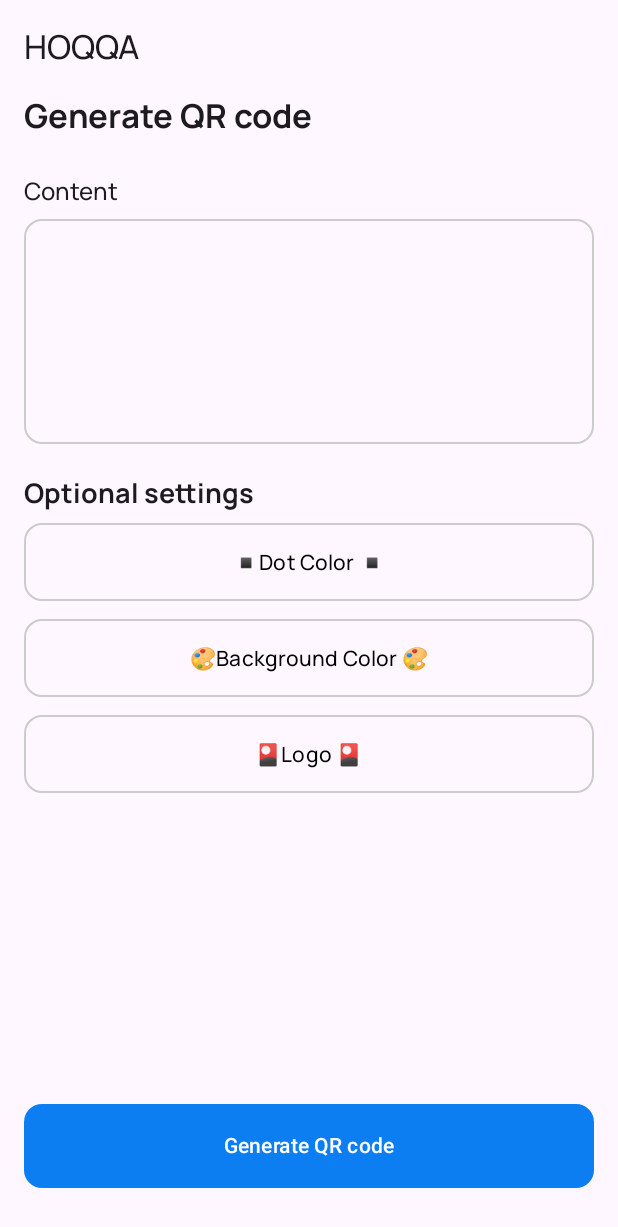
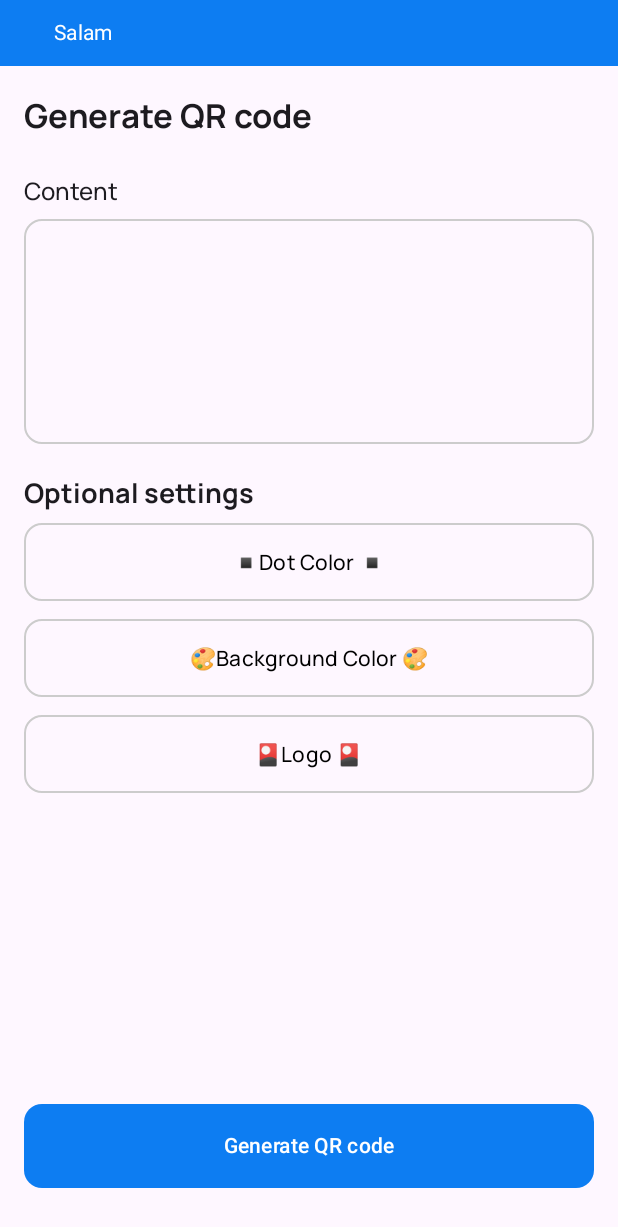
Before and after one commit to zaminalirustemov/HoqqaQR, an Android app built with Jetpack Compose: the screen it shows after launch (MainActivity), after a tap on "Generate QR code", on a phone screen of 412 x 824 dp. Shown: the top 1227 px of the screen. Run offline under Robolectric (Android 15) with nearby library versions, the phone set to English and light mode, and no system bars.

Commit message:
Added Snackbar component

```diff
--- /dev/null
+++ b/app/src/main/java/az/lahza/hoqqaqr/ui/components/snack/SnackComponents.kt
@@ -0,0 +1,112 @@
+package az.lahza.hoqqaqr.ui.components.snack
+
+import androidx.compose.animation.AnimatedVisibility
+import androidx.compose.animation.EnterTransition
+import androidx.compose.animation.ExitTransition
+import androidx.compose.animation.animateContentSize
+import androidx.compose.animation.core.tween
+import androidx.compose.animation.expandVertically
+import androidx.compose.animation.shrinkVertically
+import androidx.compose.foundation.layout.Arrangement
+import androidx.compose.foundation.layout.Box
+import androidx.compose.foundation.layout.Row
+import androidx.compose.foundation.layout.fillMaxSize
+import androidx.compose.foundation.layout.fillMaxWidth
+import androidx.compose.foundation.layout.padding
+import androidx.compose.material3.MaterialTheme
+import androidx.compose.material3.Surface
+import androidx.compose.material3.Text
+import androidx.compose.runtime.Composable
+import androidx.compose.runtime.LaunchedEffect
+import androidx.compose.runtime.collectAsState
+import androidx.compose.runtime.getValue
+import androidx.compose.ui.Alignment
+import androidx.compose.ui.Modifier
+import androidx.compose.ui.graphics.Color
+import androidx.compose.ui.graphics.RectangleShape
+import androidx.compose.ui.platform.testTag
+import androidx.compose.ui.text.style.TextOverflow
+import androidx.compose.ui.unit.Dp
+import androidx.compose.ui.unit.dp
+import az.lahza.hoqqaqr.ui.state.SnackState
+import kotlinx.coroutines.delay
+
+
+@Composable
+fun HoqqaSnack(
+    state: SnackState,
+    duration: Long = 3000L,
+    containerColor: Color = Color(0xFF0D7DF2),
+    contentColor: Color = Color.White,
+    verticalPadding: Dp = 12.dp,
+    horizontalPadding: Dp = 12.dp,
+    enterAnimation: EnterTransition = expandVertically(
+        animationSpec = tween(delayMillis = 300),
+        expandFrom = Alignment.Top
+    ),
+    exitAnimation: ExitTransition = shrinkVertically(
+        animationSpec = tween(delayMillis = 300),
+        shrinkTowards = Alignment.Top
+    )
+) {
+    val showSnack by state.showSnack.collectAsState()
+    if (showSnack) {
+        LaunchedEffect(key1 = state) {
+            delay(duration)
+            state.hideSnack()
+        }
+    }
+
+    Box(modifier = Modifier.fillMaxSize()) {
+        AnimatedVisibility(
+            visible = state.isNotEmpty() && showSnack,
+            enter = enterAnimation,
+            exit = exitAnimation
+        ) {
+            Snack(
+                message = state.message.value,
+                containerColor = containerColor,
+                contentColor = contentColor,
+                verticalPadding = verticalPadding,
+                horizontalPadding = horizontalPadding
+            )
+        }
+    }
+}
+
+
+@Composable
+fun Snack(
+    message: String?,
+    containerColor: Color,
+    contentColor: Color,
+    verticalPadding: Dp,
+    horizontalPadding: Dp
+) {
+    Surface(
+        modifier = Modifier
+            .fillMaxWidth()
+            .animateContentSize(),
+        color = containerColor,
+        shape = RectangleShape
+    ) {
+        Row(
+            modifier = Modifier
+                .padding(all = verticalPadding)
+                .padding(horizontal = horizontalPadding),
+            verticalAlignment = Alignment.CenterVertically,
+            horizontalArrangement = Arrangement.Start
+        ) {
+            Text(
+                text = message ?: "???",
+                color = contentColor,
+                style = MaterialTheme.typography.bodyMedium,
+                modifier = Modifier
+                    .weight(1f)
+                    .padding(start = 12.dp),
+                overflow = TextOverflow.Ellipsis,
+                maxLines = 1
+            )
+        }
+    }
+}
--- /dev/null
+++ b/app/src/main/java/az/lahza/hoqqaqr/ui/components/snack/SnackHelpers.kt
@@ -0,0 +1,9 @@
+package az.lahza.hoqqaqr.ui.components.snack
+
+import androidx.compose.runtime.Composable
+import androidx.compose.runtime.remember
+import az.lahza.hoqqaqr.ui.state.SnackState
+
+
+@Composable
+fun rememberSnackState() = remember { SnackState() }
--- a/app/src/main/java/az/lahza/hoqqaqr/ui/screens/GenerateQrCodeScreen.kt
+++ b/app/src/main/java/az/lahza/hoqqaqr/ui/screens/GenerateQrCodeScreen.kt
@@ -2,7 +2,6 @@ package az.lahza.hoqqaqr.ui.screens
 
 import android.graphics.Bitmap
 import android.graphics.BitmapFactory
-import android.widget.Toast
 import androidx.activity.compose.rememberLauncherForActivityResult
 import androidx.activity.result.contract.ActivityResultContracts
 import androidx.compose.foundation.gestures.detectTapGestures
@@ -33,6 +32,8 @@ import az.lahza.hoqqaqr.ui.components.GenerateQrButton
 import az.lahza.hoqqaqr.ui.components.Header
 import az.lahza.hoqqaqr.ui.components.OptionalSettings
 import az.lahza.hoqqaqr.ui.components.QrCodeDialog
+import az.lahza.hoqqaqr.ui.components.snack.HoqqaSnack
+import az.lahza.hoqqaqr.ui.components.snack.rememberSnackState
 import az.lahza.hoqqaqr.ui.theme.Dimens
 import az.lahza.hoqqaqr.utils.generateQRCode
 
@@ -149,17 +150,24 @@ fun GenerateQrCodeScreen(innerPadding: PaddingValues) {
             )
         }
 
+        val success = rememberSnackState()
+
+        HoqqaSnack(state = success)
+
         GenerateQrButton(
             modifier = Modifier
                 .padding(horizontal = Dimens._16DP, vertical = Dimens._32DP)
                 .align(Alignment.BottomCenter),
             onClick = {
                 if (content.isEmpty()) {
-                    Toast.makeText(
-                        context,
-                        context.getString(R.string.enter_content_toast),
-                        Toast.LENGTH_SHORT
-                    ).show()
+
+                    success.addMessage("Salam")
+//
+//                    Toast.makeText(
+//                        context,
+//                        context.getString(R.string.enter_content_toast),
+//                        Toast.LENGTH_SHORT
+//                    ).show()
                 } else {
                     bitmap = generateQRCode(
                         content, dotColor, backgroundColor, logo = logoBitmap
--- /dev/null
+++ b/app/src/main/java/az/lahza/hoqqaqr/ui/state/SnackState.kt
@@ -0,0 +1,27 @@
+package az.lahza.hoqqaqr.ui.state
+
+import androidx.compose.runtime.State
+import androidx.compose.runtime.mutableStateOf
+import kotlinx.coroutines.flow.MutableStateFlow
+import kotlinx.coroutines.flow.StateFlow
+import kotlinx.coroutines.flow.asStateFlow
+
+class SnackState {
+    private val _message = mutableStateOf<String?>(null)
+    val message: State<String?> = _message
+
+    private val _showSnack = MutableStateFlow(false)
+    val showSnack: StateFlow<Boolean> = _showSnack.asStateFlow()
+
+    fun addMessage(message: String) {
+        _message.value = message
+        _showSnack.value = true
+    }
+
+    fun hideSnack() {
+        _showSnack.value = false
+    }
+    fun isNotEmpty(): Boolean {
+        return _message.value != null
+    }
+}
```
